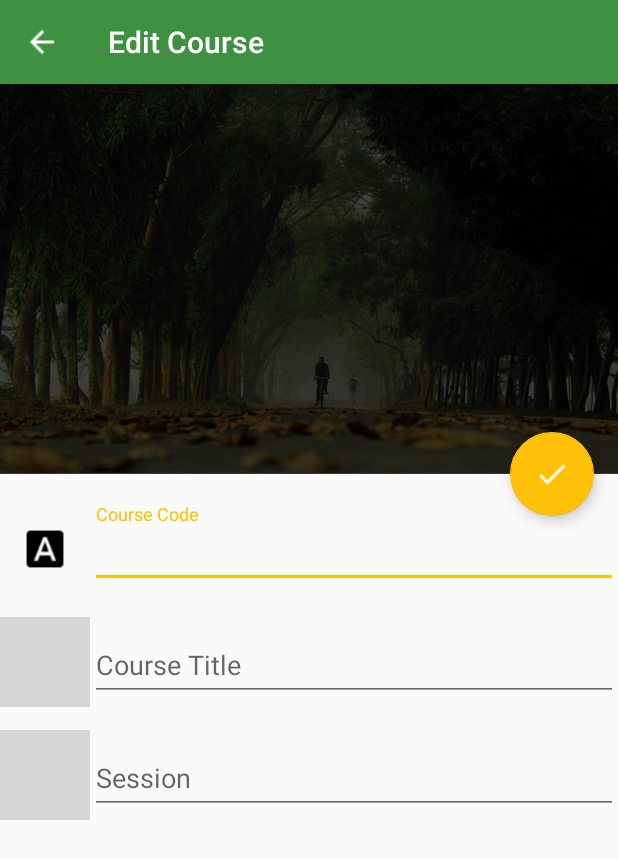
After one commit to Shadat-tonmoy/SUST-AMS, an Android app: the CourseEditActivity screen opened directly, with no data from a screen before it, on a phone screen of 412 x 824 dp. The commit adds this screen. Shown: the top 859 px of the screen. Run offline under Robolectric (Android 15) with nearby library versions, the phone set to English and light mode, and no system bars; 3 statements that could not run were skipped; grey boxes are pictures that could not be loaded.

Commit message:
course edit activity implemented

```diff
--- a/app/src/main/AndroidManifest.xml
+++ b/app/src/main/AndroidManifest.xml
@@ -23,7 +23,8 @@
         <activity android:name=".Setup" />
         <activity android:name=".PastRecord" />
         <activity android:name=".UserManual" />
-        <activity android:name=".CourseAddActivity"></activity>
+        <activity android:name=".CourseAddActivity" />
+        <activity android:name=".CourseEditActivity"></activity>
     </application>
 
 </manifest>
--- a/app/src/main/java/shadattonmoy/ams/CourseAdapter.java
+++ b/app/src/main/java/shadattonmoy/ams/CourseAdapter.java
@@ -79,6 +79,7 @@ public class CourseAdapter extends ArrayAdapter<Course> {
             @Override
             public void onClick(View v) {
                 CourseAddBottomSheet courseAddBottomSheet = new CourseAddBottomSheet();
+                courseAddBottomSheet.setCourse(course);
                 courseAddBottomSheet.show(fragmentManager,courseAddBottomSheet.getTag());
             }
         });
--- a/app/src/main/java/shadattonmoy/ams/CourseAddBottomSheet.java
+++ b/app/src/main/java/shadattonmoy/ams/CourseAddBottomSheet.java
@@ -1,8 +1,11 @@
 package shadattonmoy.ams;
 
 import android.app.Dialog;
+import android.content.Intent;
 import android.support.design.widget.BottomSheetDialogFragment;
 import android.view.View;
+import android.widget.LinearLayout;
+import android.widget.Toast;
 
 /**
  * Created by Shadat Tonmoy on 11/13/2017.
@@ -10,10 +13,64 @@ import android.view.View;
 
 public class CourseAddBottomSheet extends BottomSheetDialogFragment {
 
+    private LinearLayout bottomSheetEditMenu,bottomSheetDeleteMenu,bottomSheetCloneMenu;
+    private Course course;
     @Override
     public void setupDialog(final Dialog dialog, int style) {
         super.setupDialog(dialog, style);
         View contentView = View.inflate(getContext(), R.layout.course_add_bottom_sheet, null);
+        initNodes(contentView);
+        setNodesTouchListener();
         dialog.setContentView(contentView);
     }
+
+    /*
+    * method to initialize bottom sheet nodes
+    * */
+
+    public void initNodes(View view)
+    {
+        bottomSheetEditMenu = (LinearLayout) view.findViewById(R.id.bottom_sheet_edit_menu);
+        bottomSheetDeleteMenu = (LinearLayout) view.findViewById(R.id.bottom_sheet_delete_menu);
+        bottomSheetCloneMenu = (LinearLayout) view.findViewById(R.id.bottom_sheet_clone_menu);
+    }
+
+
+    public void setCourse(Course course) {
+        this.course = course;
+    }
+
+    /*
+        * method to handle bottom sheet menu click
+        * */
+    public void setNodesTouchListener()
+    {
+        bottomSheetEditMenu.setOnClickListener(new View.OnClickListener() {
+            @Override
+            public void onClick(View v) {
+                Toast.makeText(getActivity().getApplicationContext(),"Edit Course",Toast.LENGTH_SHORT).show();
+
+                Intent intent = new Intent(getActivity(),CourseEditActivity.class);
+                CourseEditActivity.setCourse(course);
+                startActivity(intent);
+            }
+        });
+
+        bottomSheetDeleteMenu.setOnClickListener(new View.OnClickListener() {
+            @Override
+            public void onClick(View v) {
+                Toast.makeText(getActivity().getApplicationContext(),"Delete Course",Toast.LENGTH_SHORT).show();
+            }
+        });
+
+
+        bottomSheetCloneMenu.setOnClickListener(new View.OnClickListener() {
+            @Override
+            public void onClick(View v) {
+                Toast.makeText(getActivity().getApplicationContext(),"Clone Course",Toast.LENGTH_SHORT).show();
+            }
+        });
+
+
+    }
 }
--- /dev/null
+++ b/app/src/main/java/shadattonmoy/ams/CourseEditActivity.java
@@ -0,0 +1,105 @@
+package shadattonmoy.ams;
+
+import android.content.Intent;
+import android.support.design.widget.FloatingActionButton;
+import android.support.design.widget.TextInputLayout;
+import android.support.v7.app.AppCompatActivity;
+import android.os.Bundle;
+import android.support.v7.widget.Toolbar;
+import android.view.View;
+import android.widget.EditText;
+import android.widget.ListView;
+import android.widget.RelativeLayout;
+import android.widget.Toast;
+
+import java.util.ArrayList;
+
+public class CourseEditActivity extends AppCompatActivity {
+
+    private FloatingActionButton courseEditDoneFab;
+    private static Course courseToEdit;
+    private EditText courseCodeEditField,courseTitleEditField,courseSessionEditField;
+    private TextInputLayout courseCodeEditLayout,courseTitleEditLayout,courseSessionEditLayout;
+    @Override
+    protected void onCreate(Bundle savedInstanceState) {
+        super.onCreate(savedInstanceState);
+        setContentView(R.layout.activity_edit_course);
+        initialize();
+        //getSupportActionBar().setTitle("Edit Course");
+    }
+
+
+    public void initialize()
+    {
+        /*
+        * find toolbar by id and set title
+        * */
+        Toolbar toolbar = (Toolbar) findViewById(R.id.toolbar);
+        toolbar.setTitle("Edit Course");
+
+        /*
+        * set toolbar navigation Icon
+        * */
+        toolbar.setNavigationIcon(R.drawable.back);
+
+
+        /*
+        * set toolbar navigation Icon Click Listener
+        * */
+        toolbar.setNavigationOnClickListener(new View.OnClickListener() {
+            @Override
+            public void onClick(View v) {
+                finish();
+            }
+        });
+
+
+        /*
+        * find fab by id and set click event listener
+        * */
+        courseEditDoneFab = (FloatingActionButton) findViewById(R.id.course_edit_done_fab);
+        courseEditDoneFab.setOnClickListener(new View.OnClickListener() {
+            @Override
+            public void onClick(View v) {
+                Toast.makeText(getApplicationContext(),"Will Done",Toast.LENGTH_SHORT).show();
+
+            }
+        });
+
+        /*
+        * initialize sqite database
+        * */
+        //initSQLiteDB();
+
+
+
+        /*
+        * find text input layout by id
+        * */
+        courseCodeEditLayout = (TextInputLayout) findViewById(R.id.course_code_edit_layout);
+        courseTitleEditLayout = (TextInputLayout) findViewById(R.id.course_title_edit_layout);
+        courseSessionEditLayout = (TextInputLayout) findViewById(R.id.course_session_edit_layout);
+
+        /*
+        * find edit text by id
+        * */
+        courseCodeEditField = (EditText) findViewById(R.id.course_code_edit_field);
+        courseTitleEditField = (EditText) findViewById(R.id.course_title_edit_field);
+        courseSessionEditField = (EditText) findViewById(R.id.course_session_edit_field);
+
+        /*set the value of the course*/
+        setFieldValues();
+    }
+
+    public static void setCourse(Course course)
+    {
+        courseToEdit = course;
+    }
+
+    public void setFieldValues()
+    {
+        courseCodeEditField.setText(courseToEdit.getCourseCode());
+        courseTitleEditField.setText(courseToEdit.getCourseTitle());
+        courseSessionEditField.setText(courseToEdit.getCourseSession());
+    }
+}
--- /dev/null
+++ b/app/src/main/res/layout/activity_edit_course.xml
@@ -0,0 +1,157 @@
+<?xml version="1.0" encoding="utf-8"?>
+<android.support.design.widget.CoordinatorLayout
+xmlns:android="http://schemas.android.com/apk/res/android"
+xmlns:app="http://schemas.android.com/apk/res-auto"
+xmlns:tools="http://schemas.android.com/tools"
+android:layout_width="match_parent"
+android:layout_height="match_parent"
+tools:context="shadattonmoy.ams.CourseEditActivity"
+android:orientation="vertical">
+
+<android.support.design.widget.AppBarLayout
+    android:id="@+id/appbar"
+    android:layout_width="match_parent"
+    android:layout_height="316dp"
+    android:fitsSystemWindows="true"
+    android:theme="@style/ThemeOverlay.AppCompat.Dark.ActionBar">
+
+    <android.support.design.widget.CollapsingToolbarLayout
+        android:id="@+id/collapsingToolbar"
+        android:layout_width="match_parent"
+        android:layout_height="match_parent"
+        android:fitsSystemWindows="true"
+        app:contentScrim="?attr/colorPrimary"
+        app:expandedTitleMarginStart="20dp"
+        app:layout_scrollFlags="scroll|exitUntilCollapsed">
+
+        <RelativeLayout
+            android:layout_width="match_parent"
+            android:layout_height="match_parent">
+
+            <include
+                layout="@layout/toolbar"
+                ></include>
+
+            <ImageView
+                android:layout_width="match_parent"
+                android:layout_height="match_parent"
+                android:scaleType="centerCrop"
+                android:fitsSystemWindows="true"
+                android:src="@drawable/sust"
+                app:layout_collapseMode="pin"/>
+
+            <TextView
+                android:layout_width="match_parent"
+                android:layout_height="match_parent"
+                android:text=""
+                android:textColor="@color/textWhite"
+                android:textSize="20sp"
+                android:gravity="center"
+                android:background="@drawable/ractangle"
+                />
+        </RelativeLayout>
+
+        <android.support.v7.widget.Toolbar
+            android:id="@+id/setup_avtivity_toolbar"
+            android:layout_width="match_parent"
+            android:layout_height="?attr/actionBarSize"
+            ></android.support.v7.widget.Toolbar>
+
+    </android.support.design.widget.CollapsingToolbarLayout>
+</android.support.design.widget.AppBarLayout>
+
+<android.support.design.widget.FloatingActionButton
+    android:id="@+id/course_edit_done_fab"
+    android:layout_width="wrap_content"
+    android:layout_height="wrap_content"
+    android:src="@drawable/done"
+    app:layout_anchor="@id/appbar"
+    app:layout_anchorGravity="bottom|end"
+    android:layout_margin="16dp"/>
+
+
+<android.support.v4.widget.NestedScrollView
+    android:id="@+id/nestedScrollView"
+    android:layout_width="match_parent"
+    android:layout_height="match_parent"
+    app:layout_behavior="@string/appbar_scrolling_view_behavior">
+
+    <LinearLayout
+        android:layout_marginTop="20dp"
+        android:layout_width="match_parent"
+        android:layout_height="match_parent"
+        android:orientation="vertical">
+
+        <LinearLayout
+            android:layout_width="match_parent"
+            android:layout_height="wrap_content"
+            android:orientation="horizontal">
+
+            <ImageView
+                android:layout_width="60dp"
+                android:layout_height="60dp"
+                android:src="@drawable/dummyicon1"
+                android:padding="15dp"/>
+            <android.support.design.widget.TextInputLayout
+                android:id="@+id/course_code_edit_layout"
+                android:layout_width="match_parent"
+                android:layout_height="wrap_content">
+                <EditText
+                    android:id="@+id/course_code_edit_field"
+                    android:layout_width="match_parent"
+                    android:layout_height="wrap_content"
+                    android:hint="Course Code"/>
+            </android.support.design.widget.TextInputLayout>
+        </LinearLayout>
+
+
+        <LinearLayout
+            android:layout_marginTop="15dp"
+            android:layout_width="match_parent"
+            android:layout_height="wrap_content"
+            android:orientation="horizontal">
+
+            <ImageView
+                android:layout_width="60dp"
+                android:layout_height="60dp"
+                android:src="@drawable/dummyicon2"
+                android:padding="15dp"/>
+            <android.support.design.widget.TextInputLayout
+                android:id="@+id/course_title_edit_layout"
+                android:layout_width="match_parent"
+                android:layout_height="wrap_content">
+                <EditText
+                    android:id="@+id/course_title_edit_field"
+                    android:layout_width="match_parent"
+                    android:layout_height="wrap_content"
+                    android:hint="Course Title"/>
+            </android.support.design.widget.TextInputLayout>
+        </LinearLayout>
+
+
+        <LinearLayout
+            android:layout_marginTop="15dp"
+            android:layout_width="match_parent"
+            android:layout_height="wrap_content"
+            android:orientation="horizontal">
+
+            <ImageView
+                android:layout_width="60dp"
+                android:layout_height="60dp"
+                android:src="@drawable/dummyicon2"
+                android:padding="15dp"/>
+            <android.support.design.widget.TextInputLayout
+                android:id="@+id/course_session_edit_layout"
+                android:layout_width="match_parent"
+                android:layout_height="wrap_content">
+                <EditText
+                    android:id="@+id/course_session_edit_field"
+                    android:layout_width="match_parent"
+                    android:layout_height="wrap_content"
+                    android:hint="Session"/>
+            </android.support.design.widget.TextInputLayout>
+        </LinearLayout>
+
+    </LinearLayout>
+</android.support.v4.widget.NestedScrollView>
+</android.support.design.widget.CoordinatorLayout>
--- a/app/src/main/res/layout/course_add_bottom_sheet.xml
+++ b/app/src/main/res/layout/course_add_bottom_sheet.xml
@@ -15,6 +15,7 @@
         android:layout_height="match_parent">
 
         <LinearLayout
+            android:id="@+id/bottom_sheet_edit_menu"
             android:layout_width="match_parent"
             android:layout_height="wrap_content"
             android:orientation="horizontal"
@@ -33,6 +34,7 @@
             <LinearLayout
                 android:layout_width="0dp"
                 android:layout_weight="8"
+                android:layout_marginLeft="10dp"
                 android:layout_height="wrap_content">
                 <TextView
                     android:layout_width="wrap_content"
@@ -42,6 +44,7 @@
             </LinearLayout>
         </LinearLayout>
         <LinearLayout
+            android:id="@+id/bottom_sheet_delete_menu"
             android:layout_width="match_parent"
             android:layout_height="wrap_content"
             android:orientation="horizontal"
@@ -60,6 +63,7 @@
             <LinearLayout
                 android:layout_width="0dp"
                 android:layout_weight="8"
+                android:layout_marginLeft="10dp"
                 android:layout_height="wrap_content">
                 <TextView
                     android:layout_width="wrap_content"
@@ -69,6 +73,7 @@
             </LinearLayout>
         </LinearLayout>
         <LinearLayout
+            android:id="@+id/bottom_sheet_clone_menu"
             android:layout_width="match_parent"
             android:layout_height="wrap_content"
             android:orientation="horizontal"
@@ -87,6 +92,7 @@
             <LinearLayout
                 android:layout_width="0dp"
                 android:layout_weight="8"
+                android:layout_marginLeft="10dp"
                 android:layout_height="wrap_content">
                 <TextView
                     android:layout_width="wrap_content"
--- a/app/src/main/res/layout/course_single_row.xml
+++ b/app/src/main/res/layout/course_single_row.xml
@@ -17,7 +17,7 @@
         android:background="@drawable/round_light_green"
         android:textSize="16sp"
         android:textColor="#ffffff"
-        />
+        adroid:ignore="RtlHardcoded" />
 
     <TextView
         android:id="@+id/course_code"
@@ -30,36 +30,37 @@
         android:text="CSE133"
         android:textColor="#000000"
         android:textSize="16sp"
-        />
+        adroid:ignore="RtlHardcoded" />
 
     <TextView
         android:id="@+id/course_title"
         android:layout_width="wrap_content"
         android:layout_height="wrap_content"
         adroid:layout_alignStart="@+id/course_code"
-        android:layout_below="@+id/course_code"
         android:text="Structured Programming Language"
         android:textColor="#7f8c8d"
         android:textSize="12sp"
-        />
+        android:layout_below="@+id/course_code"
+        android:layout_alignLeft="@+id/course_session"
+        android:layout_alignStart="@+id/course_session" />
 
     <TextView
         android:id="@+id/course_session"
         android:layout_width="wrap_content"
         android:layout_height="wrap_content"
-        android:layout_alignLeft="@+id/course_title"
-        android:layout_alignStart="@+id/course_title"
-        android:layout_below="@+id/course_title"
         android:text="2014-15 Session"
         android:textColor="#7f8c8d"
         android:textSize="12sp"
-        />
+        android:layout_below="@+id/course_title"
+        android:layout_alignLeft="@+id/course_code"
+        android:layout_alignStart="@+id/course_code" />
 
     <ImageView
         android:id="@+id/course_more_vert_icon"
-        android:layout_width="24dp"
-        android:layout_height="24dp"
-        android:layout_marginRight="20dp"
+        android:layout_width="30dp"
+        android:layout_height="30dp"
+        android:padding="5dp"
+        android:layout_marginRight="10dp"
         app:srcCompat="@drawable/more_vert"
         android:layout_marginEnd="20dp"
         android:layout_above="@+id/course_session"
```
